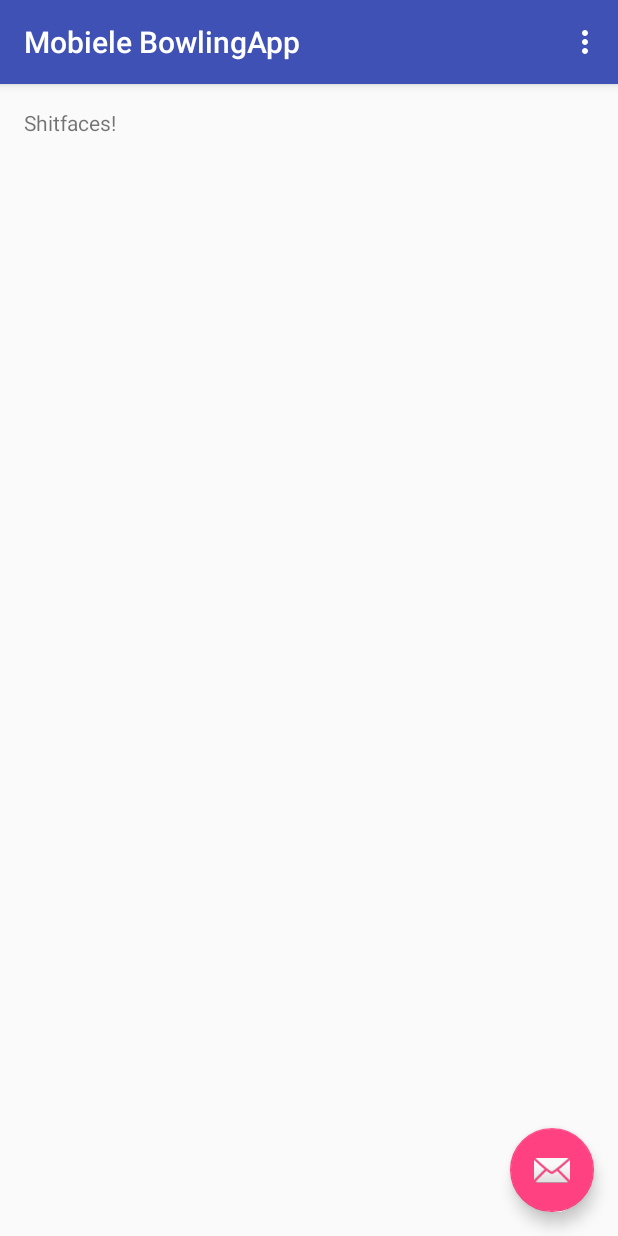
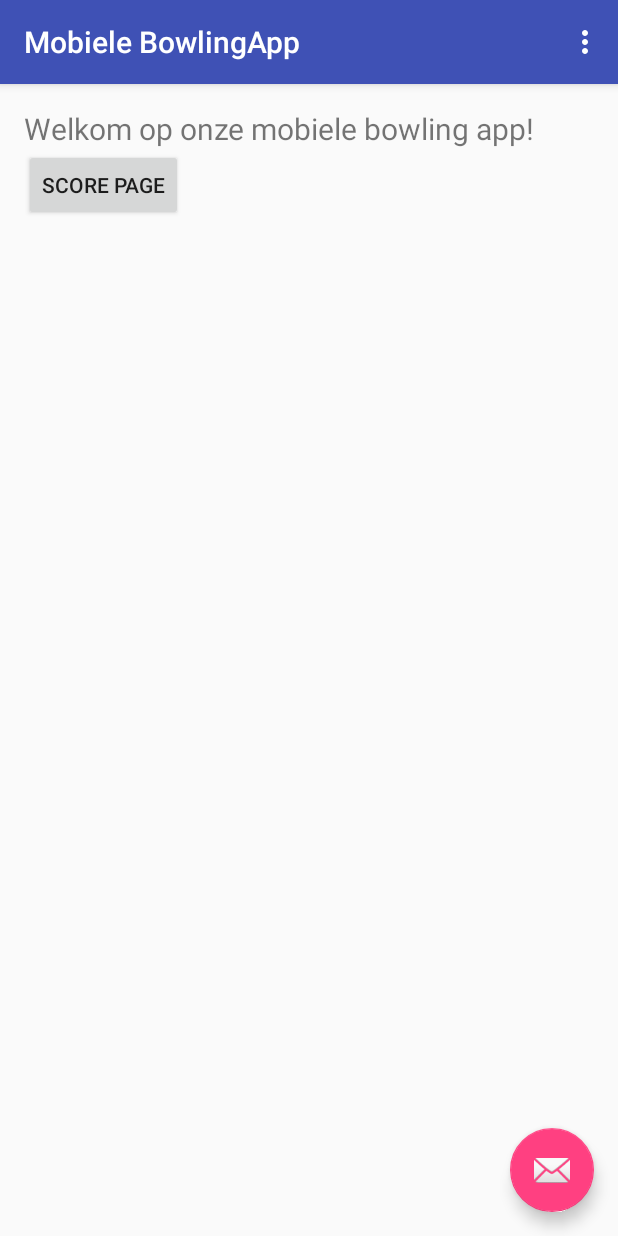
Before and after one commit to Glennmen/ICTProjects3, an Android app: the screen it shows after launch (MainActivity), on a phone screen of 412 x 824 dp. Run offline under Robolectric (Android 15) with nearby library versions, the phone set to English and light mode, and no system bars.

Commit message:
Gradle fix

```diff
--- a/MobieleAppBowling/app/src/main/AndroidManifest.xml
+++ b/MobieleAppBowling/app/src/main/AndroidManifest.xml
@@ -18,6 +18,8 @@
                 <category android:name="android.intent.category.LAUNCHER" />
             </intent-filter>
         </activity>
+        <activity android:name=".AddScoreActivity">
+        </activity>
     </application>
 
 </manifest>
--- a/MobieleAppBowling/app/src/main/java/com/example/ictprojects/mobieleappbowling/AddScoreActivity.java
+++ b/MobieleAppBowling/app/src/main/java/com/example/ictprojects/mobieleappbowling/AddScoreActivity.java
@@ -54,11 +54,11 @@ public class AddScoreActivity extends AppCompatActivity
         if(isConnected())
         {
             isConnected.setBackgroundColor(0xFF00CC00);
-            isConnected.setText("Proficiat , je hebt ebo");
+            isConnected.setText("Connected");
         }
         else
         {
-            isConnected.setText("Jammer , jij hebt ebol");
+            isConnected.setText("No connection");
         }
 
         submitScoreButton.setOnClickListener(this);
--- a/MobieleAppBowling/app/src/main/java/com/example/ictprojects/mobieleappbowling/MainActivity.java
+++ b/MobieleAppBowling/app/src/main/java/com/example/ictprojects/mobieleappbowling/MainActivity.java
@@ -1,15 +1,19 @@
 package com.example.ictprojects.mobieleappbowling;
 
+import android.content.Intent;
 import android.os.Bundle;
 import android.support.design.widget.FloatingActionButton;
 import android.support.design.widget.Snackbar;
 import android.support.v7.app.AppCompatActivity;
 import android.support.v7.widget.Toolbar;
+import android.view.KeyEvent;
 import android.view.View;
 import android.view.Menu;
 import android.view.MenuItem;
+import android.widget.TextView;
 
-public class MainActivity extends AppCompatActivity {
+public class MainActivity extends AppCompatActivity
+        implements View.OnClickListener{
 
     @Override
     protected void onCreate(Bundle savedInstanceState) {
@@ -49,4 +53,14 @@ public class MainActivity extends AppCompatActivity {
 
         return super.onOptionsItemSelected(item);
     }
+
+    @Override
+    public void onClick(View v) {
+        int id = v.getId();
+
+        if(id == R.id.scorePageButton)
+        {
+            startActivity(new Intent(this, AddScoreActivity.class));
+        }
+    }
 }
--- a/MobieleAppBowling/app/src/main/res/layout/activity_main.xml
+++ b/MobieleAppBowling/app/src/main/res/layout/activity_main.xml
@@ -26,8 +26,21 @@
         app:layout_behavior="@string/appbar_scrolling_view_behavior"
         tools:showIn="@layout/activity_main" tools:context=".MainActivity">
 
-        <TextView android:text="Shitfaces!" android:layout_width="wrap_content"
-            android:layout_height="wrap_content" />
+        <TextView
+            android:id="@+id/welkomTextView"
+            android:text="@string/welkomText"
+            android:layout_width="wrap_content"
+            android:layout_height="wrap_content"
+            android:textSize="20dp"/>
+
+        <Button
+            android:id="@+id/scorePageButton"
+            android:layout_width="wrap_content"
+            android:layout_height="wrap_content"
+            android:text="@string/scorePageButton"
+            android:layout_below="@+id/welkomTextView"
+            android:layout_alignLeft="@+id/welkomTextView"/>
+
         </RelativeLayout>
   <!--  <include layout="@layout/content_main" />-->
 
@@ -36,11 +49,4 @@
         android:layout_gravity="bottom|end" android:layout_margin="@dimen/fab_margin"
         android:src="@android:drawable/ic_dialog_email" />
 
-    <TextView
-       android:id="@+id/testTextView"
-       android:name="@string/testTextView"
-       android:layout_width="wrap_content"
-       android:layout_height="wrap_content"
-       android:layout_gravity="top|end"/>
-
 </android.support.design.widget.CoordinatorLayout>
--- a/MobieleAppBowling/app/src/main/res/values/strings.xml
+++ b/MobieleAppBowling/app/src/main/res/values/strings.xml
@@ -1,9 +1,10 @@
 <resources>
     <string name="app_name">Mobiele BowlingApp</string>
     <string name="action_settings">Settings</string>
-    <string name="testTextView">Tom heeft ebola</string>
+    <string name="welkomText">Welkom op onze mobiele bowling app!</string>
     <string name="TotaleScore">Totale score:</string>
     <string name="totaleStrikes">Aantal strikes:</string>
     <string name="totaleSpares">Aantal spares:</string>
     <string name="submitScoreButtonText">Submit</string>
+    <string name="scorePageButton">Score page</string>
 </resources>
```
